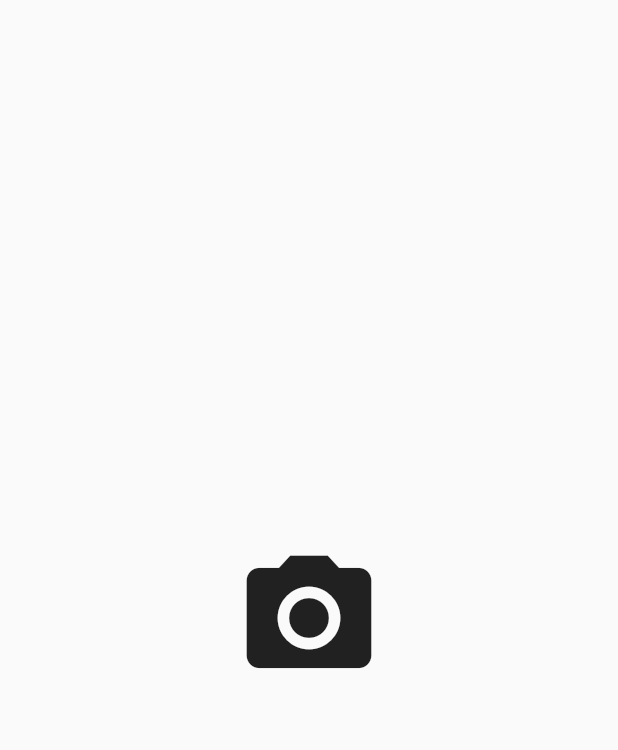
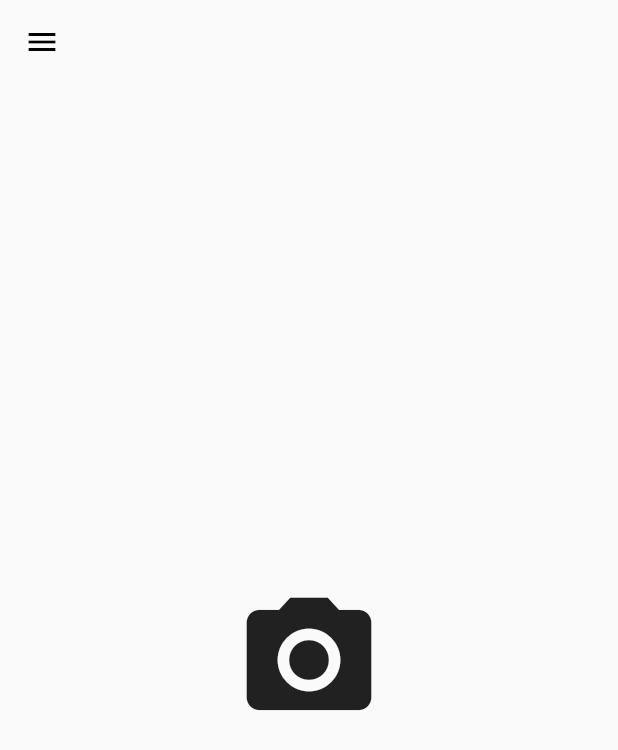
Before and after one commit to varelandrew/DepthSpectrum, a Flutter app: the screen it shows after launch, on a phone screen of 412 x 824 dp. Shown: the top 750 px of the screen. Run offline on Flutter 3.47's test engine with Material 2 defaults, Android fonts, the phone set to English and light mode, and no system bars.

Commit message:
Added drawer on camera page

```diff
--- a/lib/main.dart
+++ b/lib/main.dart
@@ -13,7 +13,7 @@ class MyApp extends StatelessWidget {
     return MaterialApp(
       title: 'Depth Spectrum',
       theme: ThemeData(
-        primarySwatch: Colors.red,
+        primaryColor: Colors.red,
       ),
       home: const LandingPage(title: "Depth Spectrum"),
     );
--- a/lib/pages/camera.dart
+++ b/lib/pages/camera.dart
@@ -5,10 +5,34 @@ class CameraPage extends StatelessWidget {
 
   @override
   Widget build(BuildContext context) {
-    return const MaterialApp(
+    return MaterialApp(
       debugShowCheckedModeBanner: false,
       home: Scaffold(
-        body: Center(
+        appBar: AppBar(
+          backgroundColor: Colors.transparent,
+          elevation: 0,
+          iconTheme: const IconThemeData(color: Colors.black)
+        ),
+        drawer: Drawer(
+          child: ListView(
+            padding: EdgeInsets.zero,
+            children: const <Widget>[
+              DrawerHeader(
+                child: Text("Color scales"),
+                decoration: BoxDecoration(
+                  color: Colors.black,
+                ),
+              ),
+              ListTile(
+                title: Text("Scale 1"),
+              ),
+              ListTile(
+                title: Text("Scale 2"),
+              ),
+            ],
+          ),
+        ),
+        body: const Center(
           child: Icon(
             Icons.camera_alt,
             size: 100,
--- a/lib/pages/history.dart
+++ b/lib/pages/history.dart
@@ -10,6 +10,7 @@ class HistoryPage extends StatelessWidget {
       home: Scaffold(
         appBar: AppBar(
           title: const Text("Photo history"),
+          backgroundColor: Colors.red,
         ),
         body: const Center(
           child: Icon(
--- a/lib/pages/settings.dart
+++ b/lib/pages/settings.dart
@@ -10,6 +10,7 @@ class SettingsPage extends StatelessWidget {
       home: Scaffold(
         appBar: AppBar(
           title: const Text("Settings"),
+          backgroundColor: Colors.red,
         ),
         body: const Center(
           child: Icon(
```
